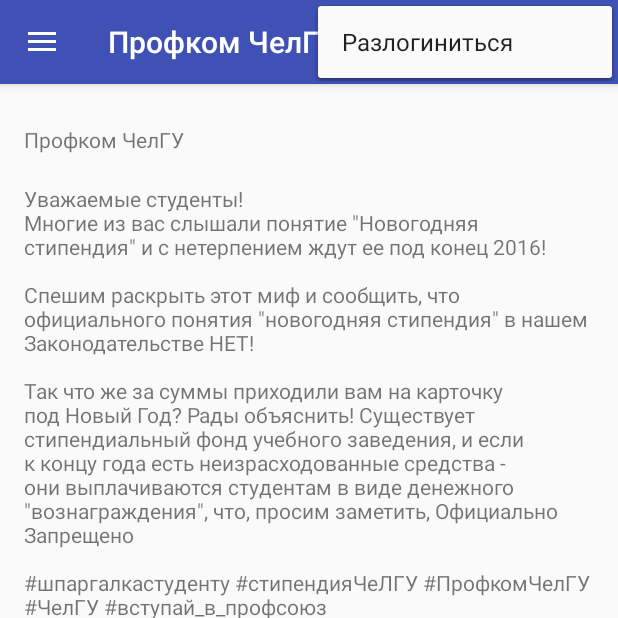
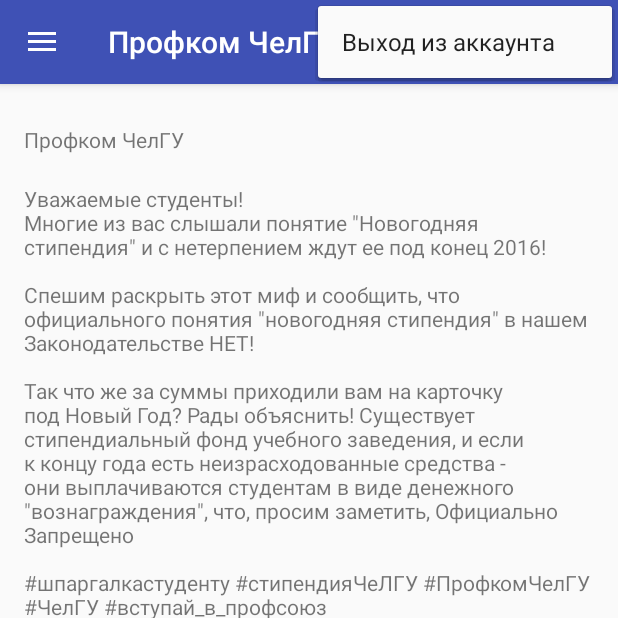
Before and after one commit to shadowzer/profcomCSU, an Android app: the MainActivity screen opened directly, with no data from a screen before it, with the options menu open, on a phone screen of 412 x 824 dp, the top half of it. Run offline under Robolectric (Android 15) with nearby library versions, the phone set to English and light mode, and no system bars; libraries missing offline, so code that uses them is left out: android.support.v7.

Commit message:
modified resource strings

```diff
--- a/Android app/Profcom/app/src/main/res/values/strings.xml
+++ b/Android app/Profcom/app/src/main/res/values/strings.xml
@@ -4,7 +4,7 @@
     <string name="navigation_drawer_open">Open navigation drawer</string>
     <string name="navigation_drawer_close">Close navigation drawer</string>
 
-    <string name="action_settings">Разлогиниться</string>
+    <string name="action_settings">Выход из аккаунта</string>
 
     <!-- TODO: Remove or change this placeholder text -->
     <string name="hello_blank_fragment">Hello blank fragment</string>
@@ -26,6 +26,7 @@
     <string name="password_hint">"Длина пароля от 8 до 35 символов. Разрешена только латиница и символы - _ ."</string>
     <string name="error_incorrect_password">Пароль неверен</string>
     <string name="error_field_required">Необходимо заполнить это поле</string>
+    <string name="error_authorize_failed">Ошибка авторизации</string>
     <string name="permission_rationale">"Contacts permissions are needed for providing email
         completions."
     </string>
```
